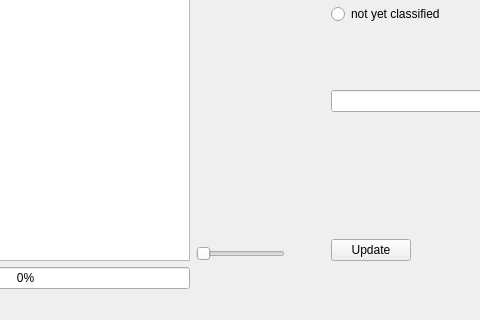
Qt form app/test_skeleton.ui (usnistgov/nestor-tmp2) before a commit; both pictures show x 148 to 628 and y 282 to 602 of the 816 by 602 pixel window.
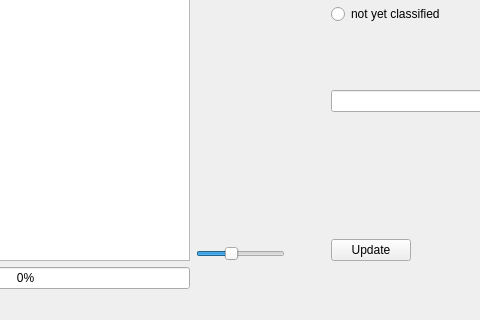
The same form after that commit.

Commit message: slider bar

Patch:
```diff
--- a/app/test_skeleton.ui
+++ b/app/test_skeleton.ui
@@ -51,9 +51,18 @@
           <verstretch>0</verstretch>
          </sizepolicy>
         </property>
+        <property name="minimum">
+         <number>60</number>
+        </property>
+        <property name="value">
+         <number>75</number>
+        </property>
         <property name="orientation">
          <enum>Qt::Horizontal</enum>
         </property>
+        <property name="tickPosition">
+         <enum>QSlider::NoTicks</enum>
+        </property>
        </widget>
       </item>
      </layout>
```
The commit also changes 2 other files.
